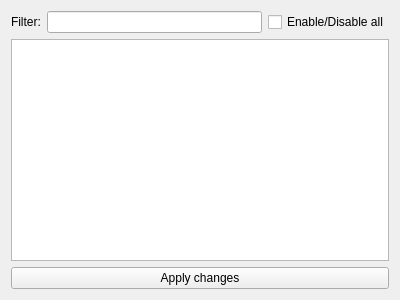
Before: the Qt Designer form qt/OpenRGBSupportedDevicesPage.ui in CalcProgrammer1/OpenRGB, drawn with Qt 5.
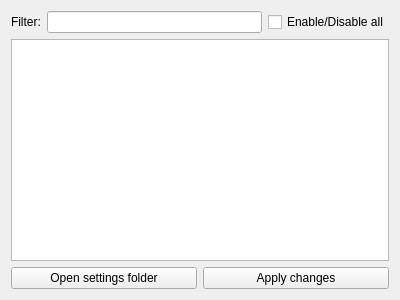
After: the same form once the commit is applied.

Commit message: Add button to open settings folder

The edit to the form file:
```diff
--- a/qt/OpenRGBSupportedDevicesPage.ui
+++ b/qt/OpenRGBSupportedDevicesPage.ui
@@ -39,11 +39,22 @@
     <widget class="QTableView" name="SupportedDevicesTable"/>
    </item>
    <item>
+    <layout class="QHBoxLayout" name="ButtonsLayout">
+     <item>
+      <widget class="QPushButton" name="OpenSettingsFolderButton">
+       <property name="text">
+        <string>Open settings folder</string>
+       </property>
+      </widget>
+     </item>
+     <item>
     <widget class="QPushButton" name="SaveButton">
      <property name="text">
       <string>Apply changes</string>
      </property>
     </widget>
+     </item>
+    </layout>
    </item>
   </layout>
  </widget>
```
Lines whose indentation alone changed are shown as unchanged. The commit also changes 2 other files.
